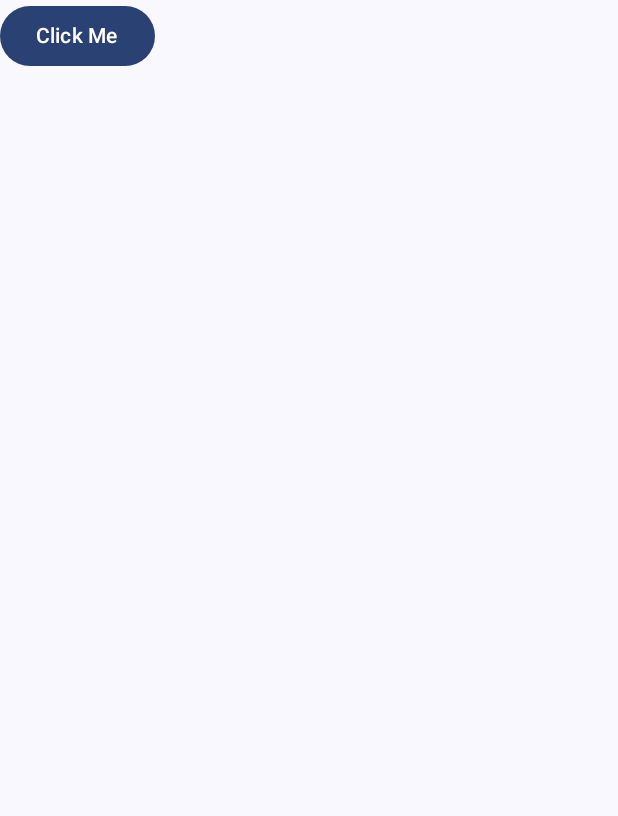
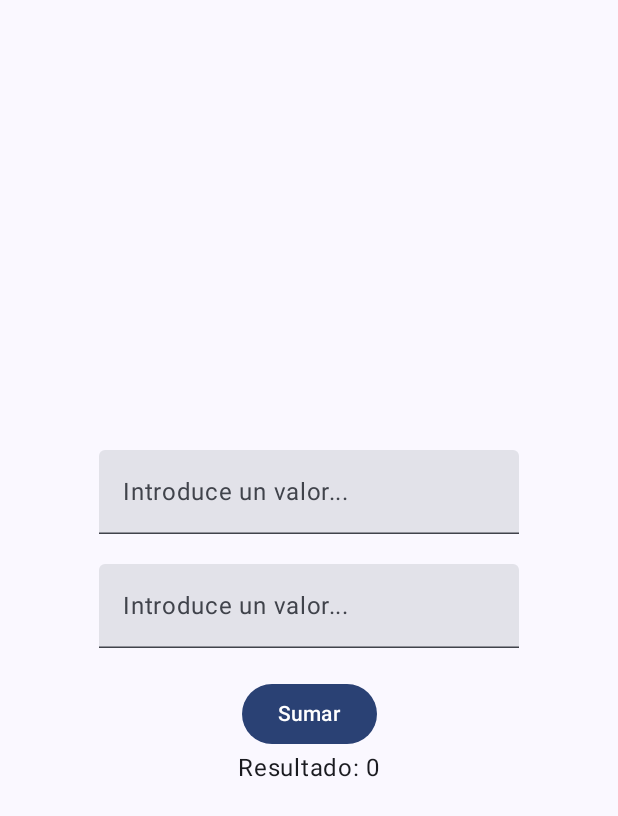
Before and after one commit to jjhernandez-usj/MasterTSA, an Android app built with Jetpack Compose: the screen it shows after launch (MainActivity), on a phone screen of 412 x 824 dp. Shown: the top 816 px of the screen. Run offline under Robolectric (Android 15) with nearby library versions, the phone set to English and light mode, and no system bars.

```diff
--- a/app/src/main/java/es/usj/jjhernandez/mastertsa/MainActivity.kt
+++ b/app/src/main/java/es/usj/jjhernandez/mastertsa/MainActivity.kt
@@ -4,46 +4,97 @@ import android.os.Bundle
 import android.widget.Toast
 import androidx.activity.ComponentActivity
 import androidx.activity.compose.setContent
-import androidx.compose.foundation.layout.*
+import androidx.compose.foundation.layout.Arrangement
+import androidx.compose.foundation.layout.Column
+import androidx.compose.foundation.layout.Spacer
+import androidx.compose.foundation.layout.fillMaxSize
+import androidx.compose.foundation.layout.padding
 import androidx.compose.material3.Button
 import androidx.compose.material3.Scaffold
+import androidx.compose.runtime.getValue
+import androidx.compose.runtime.mutableStateOf
+import androidx.compose.runtime.remember
+import androidx.compose.runtime.setValue
 import androidx.compose.material3.Text
+import androidx.compose.material3.TextField
 import androidx.compose.runtime.Composable
+import androidx.compose.ui.Alignment
 import androidx.compose.ui.Modifier
 import androidx.compose.ui.platform.LocalContext
+import androidx.compose.ui.text.TextStyle
 import androidx.compose.ui.tooling.preview.Preview
+import androidx.compose.ui.unit.dp
 import es.usj.jjhernandez.mastertsa.ui.theme.MasterTSATheme
 
 class MainActivity : ComponentActivity() {
+
     override fun onCreate(savedInstanceState: Bundle?) {
         super.onCreate(savedInstanceState)
         setContent {
             MasterTSATheme {
-                Scaffold(modifier = Modifier.fillMaxSize()) { innerPadding ->
-                    Greeting(
-                        name = "Android",
-                        modifier = Modifier.padding(innerPadding)
-                    )
-                }
+                SumScreen()
             }
         }
     }
 }
 
+fun String.toSafeInt(): Int {
+    return try {
+        this.toInt()
+    } catch (_: NumberFormatException) {
+        0
+    }
+}
+
 @Composable
-fun Greeting(name: String, modifier: Modifier = Modifier) {
+fun SumScreen() {
     val context = LocalContext.current
-    Button(onClick = {
-        Toast.makeText(context, "Button Clicked", Toast.LENGTH_SHORT).show()
-    }) {
-        Text(text = "Click Me")
+    var text1 by remember { mutableStateOf("") }
+    var text2 by remember { mutableStateOf("") }
+
+    Scaffold(modifier = Modifier.fillMaxSize()) { innerPadding ->
+        Column(
+            modifier = Modifier
+                .fillMaxSize()
+                .padding(innerPadding),
+            verticalArrangement = Arrangement.Center,
+            horizontalAlignment = Alignment.CenterHorizontally,
+        ) {
+            TextField(
+                value = text1,
+                onValueChange = { text1 = it },
+                label = { Text("Introduce un valor...") },
+                textStyle = TextStyle.Default,
+                modifier = Modifier.padding(innerPadding)
+            )
+            Spacer(modifier = Modifier.padding(10.dp))
+            TextField(
+                value = text2,
+                onValueChange = { text2 = it },
+                label = { Text("Introduce un valor...") },
+                textStyle = TextStyle.Default,
+                modifier = Modifier.padding(innerPadding)
+                )
+            Spacer(modifier = Modifier.padding(10.dp))
+            Button(onClick = {
+                Toast.makeText(
+                    context,
+                    "Resultado: ${(text1.toInt() + text2.toInt())}",
+                    Toast.LENGTH_SHORT
+                ).show()
+
+            }) {
+                Text(text = "Sumar")
+            }
+            Text("Resultado: ${(text1.toSafeInt() + text2.toSafeInt())}")
+        }
     }
 }
 
 @Preview(showBackground = true)
 @Composable
-fun GreetingPreview() {
+fun SumScreenPreview() {
     MasterTSATheme {
-        Greeting("Android Is Awesome!")
+        SumScreen()
     }
 }
```
